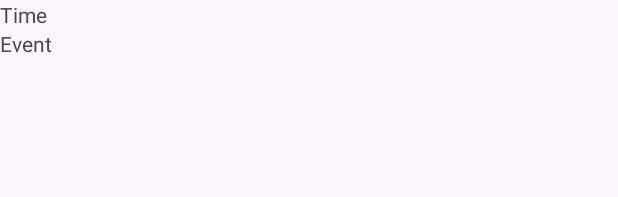
After one commit to Rameib135/Emergency-room-system-APP, an Android app: the layout schedule_item.xml on its own in the app's theme, with its tools: preview values and no code run, on a phone screen of 412 x 824 dp. The commit adds this screen. Shown: the top 197 px of the screen. Run offline under Robolectric (Android 15) with nearby library versions, the phone set to English and light mode, and no system bars.

Commit message:
first commit

```diff
--- a/app/src/main/java/com/example/rame/my_info_care/DatabaseHelper.java
+++ b/app/src/main/java/com/example/rame/my_info_care/DatabaseHelper.java
@@ -145,6 +145,7 @@ public class DatabaseHelper extends SQLiteOpenHelper {
 
         long result = db.insert(TABLE_ROOM_STATUS, null, values);
         return result != -1;
+
     }
 
 }
--- /dev/null
+++ b/app/src/main/res/drawable/button_background.xml
@@ -0,0 +1,6 @@
+<?xml version="1.0" encoding="utf-8"?>
+<shape xmlns:android="http://schemas.android.com/apk/res/android">
+    <solid android:color="#6200EE"/>
+    <corners android:radius="8dp"/>
+    <padding android:left="10dp" android:top="10dp" android:right="10dp" android:bottom="10dp"/>
+</shape>
--- /dev/null
+++ b/app/src/main/res/drawable/edit_text_background.xml
@@ -0,0 +1,5 @@
+<shape xmlns:android="http://schemas.android.com/apk/res/android">
+    <solid android:color="@android:color/white"/>
+    <corners android:radius="8dp"/>
+    <stroke android:width="1dp" android:color="@android:color/darker_gray"/>
+</shape>
--- /dev/null
+++ b/app/src/main/res/drawable/spinner_background.xml
@@ -0,0 +1,6 @@
+<?xml version="1.0" encoding="utf-8"?>
+<shape xmlns:android="http://schemas.android.com/apk/res/android">
+    <solid android:color="#ffffff"/>
+    <stroke android:width="1dp" android:color="#dddddd"/>
+    <corners android:radius="8dp"/>
+</shape>
--- /dev/null
+++ b/app/src/main/res/layout/schedule_item.xml
@@ -0,0 +1,19 @@
+<?xml version="1.0" encoding="utf-8"?>
+<RelativeLayout xmlns:android="http://schemas.android.com/apk/res/android"
+    android:layout_width="match_parent"
+    android:layout_height="wrap_content">
+
+    <TextView
+        android:id="@+id/textViewTime"
+        android:layout_width="wrap_content"
+        android:layout_height="wrap_content"
+        android:text="Time" />
+
+    <TextView
+        android:id="@+id/textViewEvent"
+        android:layout_width="wrap_content"
+        android:layout_height="wrap_content"
+        android:layout_below="@id/textViewTime"
+        android:text="Event" />
+
+</RelativeLayout>
```
Also changed, not shown: app/src/main/res/layout/activity_main.xml (+2 -14 lines), app/src/main/res/values/colors.xml (+7 -3 lines).
